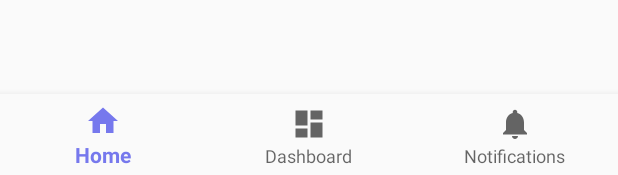
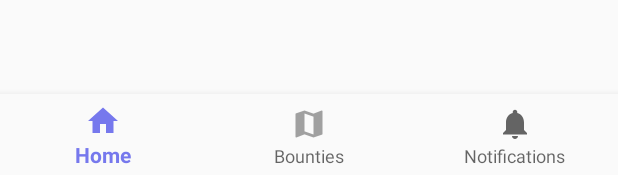
Before and after one commit to Baeumli/Locus, an Android app: the layout activity_dashboard.xml on its own in the app's theme, with its tools: preview values and no code run, on a phone screen of 412 x 824 dp. Shown: the part 1058-1233 px from the top of the screen. Run offline under Robolectric (Android 15) with nearby library versions, the light colour scheme and no system bars.

```diff
--- a/app/src/main/res/layout/fragment_mission.xml
+++ b/app/src/main/res/layout/fragment_bounty.xml
@@ -3,7 +3,7 @@
     xmlns:tools="http://schemas.android.com/tools"
     android:layout_width="match_parent"
     android:layout_height="match_parent"
-    tools:context=".fragments.MissionFragment">
+    tools:context=".fragments.BountyFragment">
 
     <!-- TODO: Update blank fragment layout -->
     <TextView
--- a/app/src/main/res/menu/navigation.xml
+++ b/app/src/main/res/menu/navigation.xml
@@ -7,9 +7,9 @@
         android:title="@string/title_home" />
 
     <item
-        android:id="@+id/navigation_dashboard"
-        android:icon="@drawable/ic_dashboard_black_24dp"
-        android:title="@string/title_dashboard" />
+        android:id="@+id/navigation_bounty"
+        android:icon="@drawable/ic_action_bounty"
+        android:title="@string/title_bounty" />
 
     <item
         android:id="@+id/navigation_notifications"
--- a/app/src/main/res/values/strings.xml
+++ b/app/src/main/res/values/strings.xml
@@ -10,7 +10,7 @@
     <string name="create_account">Create Account</string>
     <string name="title_activity_dashboard">DashboardActivity</string>
     <string name="title_home">Home</string>
-    <string name="title_dashboard">Dashboard</string>
+    <string name="title_bounty">Bounties</string>
     <string name="title_notifications">Notifications</string>
 
     <!-- TODO: Remove or change this placeholder text -->
```
Also changed, not shown: app/src/main/java/com/locusapp/locus/activities/app/DashboardActivity.java (+4 -4 lines), app/src/main/java/com/locusapp/locus/fragments/BountyFragment.java (renamed from app/src/main/java/com/locusapp/locus/fragments/MissionFragment.java, +8 -8 lines), app/src/main/java/com/locusapp/locus/models/Bounty.java (added, +67 -0 lines), app/src/main/res/drawable-hdpi/ic_action_bounty.png (added), app/src/main/res/drawable-mdpi/ic_action_bounty.png (added), app/src/main/res/drawable-xhdpi/ic_action_bounty.png (added), app/src/main/res/drawable-xxhdpi/ic_action_bounty.png (added), app/src/main/res/drawable-xxxhdpi/ic_action_bounty.png (added).
